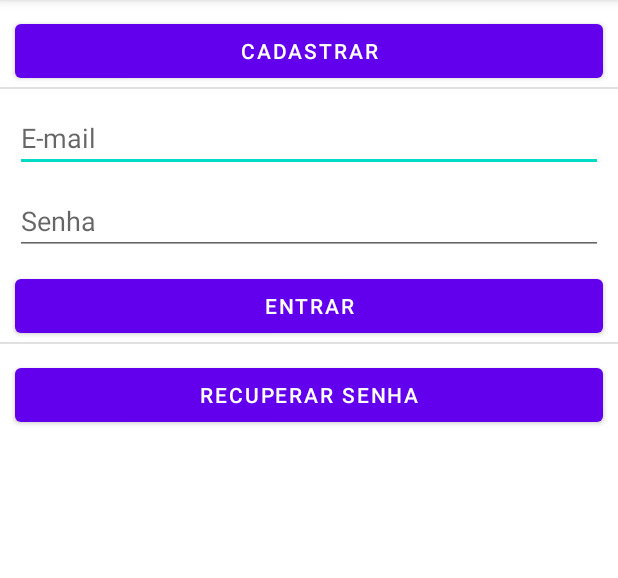
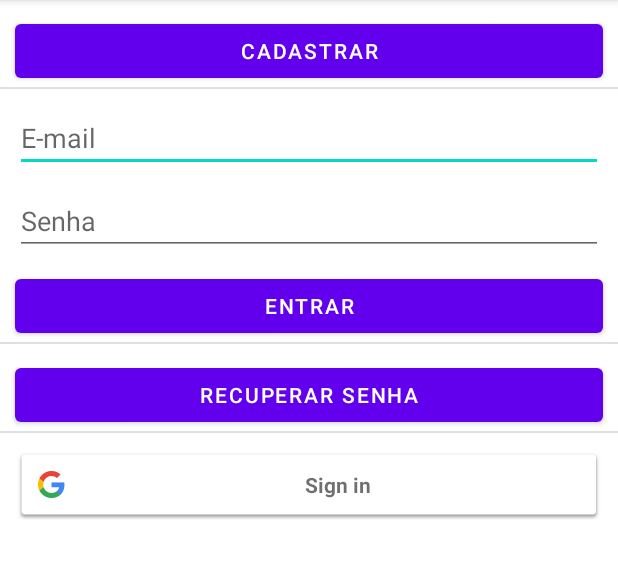
Before and after one commit to Xandstf/ContatosKt, an Android app: the screen it shows after launch (AutenticacaoActivity), on a phone screen of 412 x 824 dp, the part 84-662 px from its top. Run offline under Robolectric (Android 15) with nearby library versions, the phone set to English and light mode, and no system bars; our stand-ins replace Firebase (no records; nobody signed in at launch, a user with empty details on screens opened directly).

Commit message:
Autenticação Gmail

```diff
--- a/app/build.gradle
+++ b/app/build.gradle
@@ -55,4 +55,6 @@ dependencies {
 
     // Biblioteca para a autenticação
     implementation 'com.google.firebase:firebase-auth-ktx'
+    // Autenticação para o Google
+    implementation 'com.google.android.gms:play-services-auth:19.0.0'
 }
--- a/app/src/main/java/br/edu/ifsp/scl/ads/pdm/contatoskt/AutenticacaoFirebase.kt
+++ b/app/src/main/java/br/edu/ifsp/scl/ads/pdm/contatoskt/AutenticacaoFirebase.kt
@@ -1,7 +1,16 @@
 package br.edu.ifsp.scl.ads.pdm.contatoskt
 
+import com.google.android.gms.auth.api.signin.GoogleSignInAccount
+import com.google.android.gms.auth.api.signin.GoogleSignInClient
+import com.google.android.gms.auth.api.signin.GoogleSignInOptions
 import com.google.firebase.auth.FirebaseAuth
 
 object AutenticacaoFirebase {
     val firebaseAuth: FirebaseAuth = FirebaseAuth.getInstance()
+    //opções de sign in
+    var googleSignInOptions: GoogleSignInOptions? = null
+    //cliente que interage com a API google
+    var googleSignInClient: GoogleSignInClient? = null
+    //guarda as infos da conta autenticada
+    var googleSignInAccount: GoogleSignInAccount? = null
 }
--- a/app/src/main/java/br/edu/ifsp/scl/ads/pdm/contatoskt/view/AutenticacaoActivity.kt
+++ b/app/src/main/java/br/edu/ifsp/scl/ads/pdm/contatoskt/view/AutenticacaoActivity.kt
@@ -5,15 +5,79 @@ import androidx.appcompat.app.AppCompatActivity
 import android.os.Bundle
 import android.view.View
 import android.widget.Toast
+import androidx.activity.result.ActivityResultLauncher
+import androidx.activity.result.contract.ActivityResultContract
+import androidx.activity.result.contract.ActivityResultContracts
 import br.edu.ifsp.scl.ads.pdm.contatoskt.AutenticacaoFirebase
+import br.edu.ifsp.scl.ads.pdm.contatoskt.R
 import br.edu.ifsp.scl.ads.pdm.contatoskt.databinding.ActivityAutenticacaoBinding
+import com.google.android.gms.auth.api.signin.GoogleSignIn
+import com.google.android.gms.auth.api.signin.GoogleSignInAccount
+import com.google.android.gms.auth.api.signin.GoogleSignInOptions
+import com.google.android.gms.common.api.Api
+import com.google.android.gms.common.api.ApiException
+import com.google.android.gms.tasks.Task
+import com.google.firebase.auth.AuthCredential
+import com.google.firebase.auth.GoogleAuthProvider
+import java.security.AuthProvider
 
 class AutenticacaoActivity : AppCompatActivity() {
     private lateinit var activityAutenticacaoBinding: ActivityAutenticacaoBinding
+
+    // ActivityRL para processo de autenticação com o google
+    private lateinit var googleSignInLuncher: ActivityResultLauncher<Intent>
+
     override fun onCreate(savedInstanceState: Bundle?) {
         super.onCreate(savedInstanceState)
         activityAutenticacaoBinding = ActivityAutenticacaoBinding.inflate(layoutInflater)
         setContentView(activityAutenticacaoBinding.root)
+
+        ///Instanciando objetos de Signin com o google
+        AutenticacaoFirebase.googleSignInOptions = GoogleSignInOptions
+                .Builder(GoogleSignInOptions.DEFAULT_SIGN_IN)
+                .requestIdToken(getString(R.string.default_web_client_id))
+                .requestEmail()
+                .build()
+
+        // Cliente a partir dessas opções
+        AutenticacaoFirebase.googleSignInClient = GoogleSignIn.getClient(this, AutenticacaoFirebase.googleSignInOptions!!)
+        // Busca a ultima conta google autenticada
+        AutenticacaoFirebase.googleSignInAccount = GoogleSignIn.getLastSignedInAccount(this)
+
+        //Se ja autenticaram com conta google e a conta permanece
+        if( AutenticacaoFirebase.googleSignInAccount != null ){
+            Toast.makeText(this, "Usuário autenticado com sucesso!", Toast.LENGTH_SHORT).show()
+            startActivity(Intent(this, MainActivity::class.java))
+            finish()
+        }
+
+        activityAutenticacaoBinding.entrarGoogleBt.setOnClickListener {
+            //Abrir a activity de SignIn do google
+            val googleSignInIntent = AutenticacaoFirebase.googleSignInClient?.signInIntent
+            googleSignInLuncher.launch(googleSignInIntent)
+        }
+
+        googleSignInLuncher = registerForActivityResult(ActivityResultContracts.StartActivityForResult()){ result ->
+            // Recuperar as informações da conta Google dentro de task a partir da intent
+            val task: Task<GoogleSignInAccount> = GoogleSignIn.getSignedInAccountFromIntent(result.data)
+            try {
+                AutenticacaoFirebase.googleSignInAccount = task.getResult(ApiException::class.java)
+
+                //Extraindo
+                val credencial: AuthCredential =
+                        GoogleAuthProvider.getCredential(AutenticacaoFirebase.googleSignInAccount?.idToken, null)
+
+                AutenticacaoFirebase.firebaseAuth.signInWithCredential(credencial).addOnSuccessListener {
+                    Toast.makeText(this, "Usuário ${AutenticacaoFirebase.googleSignInAccount?.email} com sucesso!", Toast.LENGTH_SHORT).show()
+                    startActivity(Intent(this, MainActivity::class.java))
+                    finish()
+                }.addOnFailureListener {
+                    Toast.makeText(this, "Falha ao autenticar", Toast.LENGTH_SHORT).show()
+                }
+            }catch (e: ApiException) {
+                Toast.makeText(this, "Falha ao autenticar", Toast.LENGTH_SHORT).show()
+            }
+        }
     }
 
     fun onClick(view: View) {
--- a/app/src/main/java/br/edu/ifsp/scl/ads/pdm/contatoskt/view/MainActivity.kt
+++ b/app/src/main/java/br/edu/ifsp/scl/ads/pdm/contatoskt/view/MainActivity.kt
@@ -84,6 +84,9 @@ class MainActivity : AppCompatActivity(), OnContatoClickListener {
         }
         R.id.sairMi -> {
             AutenticacaoFirebase.firebaseAuth.signOut()
+
+            //Se existe uma conta autenticada google, sai
+            AutenticacaoFirebase.googleSignInClient?.signOut()
             finish()
              true
         }
--- a/app/src/main/res/layout/activity_autenticacao.xml
+++ b/app/src/main/res/layout/activity_autenticacao.xml
@@ -82,4 +82,22 @@
         app:layout_constraintStart_toStartOf="parent"
         app:layout_constraintTop_toBottomOf="@+id/entrarBt" />
 
+    <View
+        android:id="@+id/divider3"
+        android:layout_width="match_parent"
+        android:layout_height="1dp"
+        android:background="?android:attr/listDivider"
+        app:layout_constraintEnd_toEndOf="parent"
+        app:layout_constraintStart_toStartOf="parent"
+        app:layout_constraintTop_toBottomOf="@+id/recuperarSenhaBt" />
+
+    <com.google.android.gms.common.SignInButton
+        android:id="@+id/entrarGoogleBt"
+        android:layout_width="0dp"
+        android:layout_height="wrap_content"
+        android:layout_margin="10dp"
+        app:layout_constraintLeft_toLeftOf="parent"
+        app:layout_constraintRight_toRightOf="parent"
+        app:layout_constraintTop_toBottomOf="@id/divider3" />
+
 </androidx.constraintlayout.widget.ConstraintLayout>
--- a/build.gradle
+++ b/build.gradle
@@ -19,7 +19,6 @@ allprojects {
     repositories {
         google()
         mavenCentral()
-        jcenter() // Warning: this repository is going to shut down soon
     }
 }
 
```
Also changed, not shown: 1 other file.
